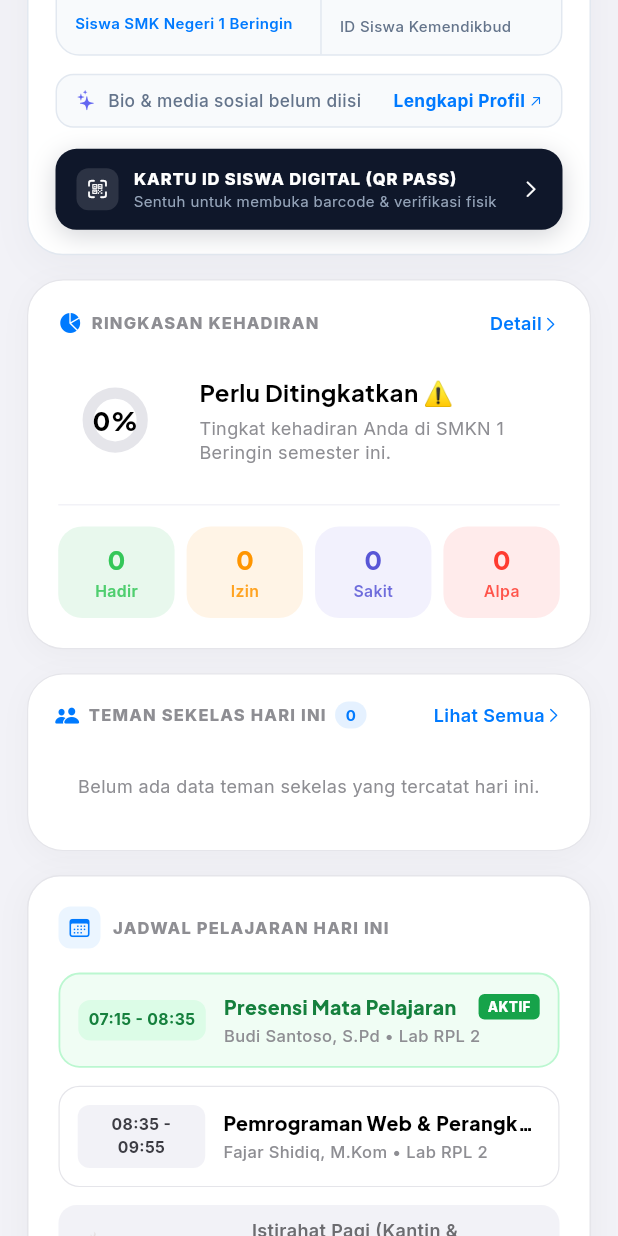
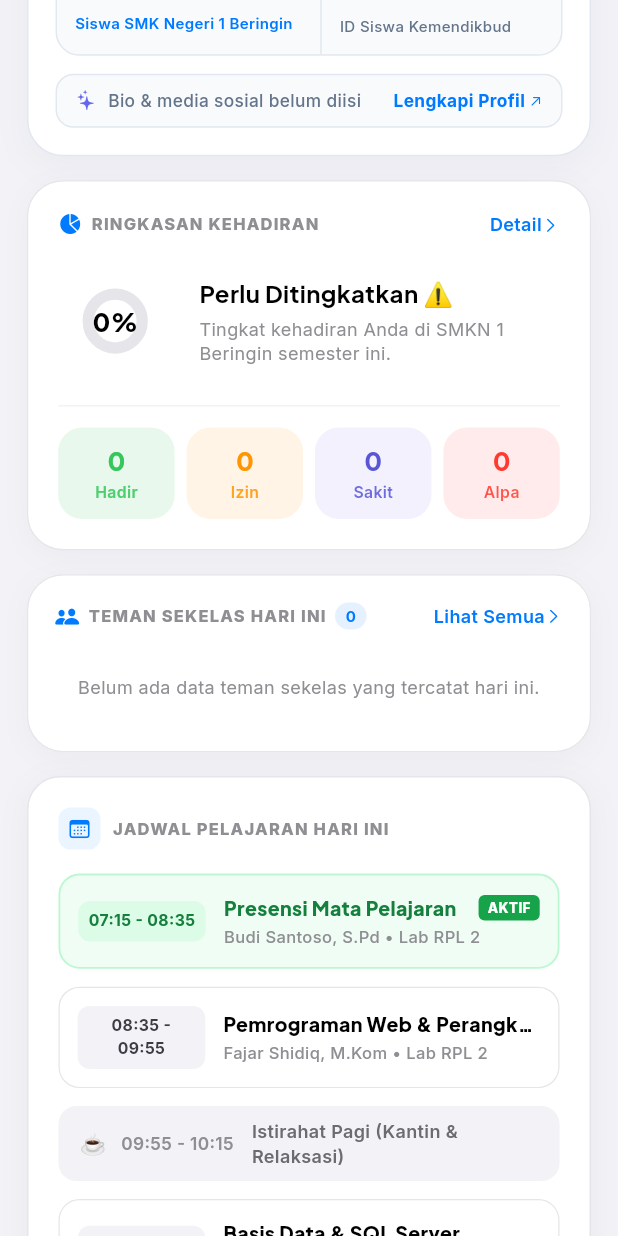
Before and after one commit to DIMASAHNAF/presensi-digital-mobile, a Flutter app: the BerandaTab widget shown alone on an empty page, opened directly with empty values, scrolled down 576 dp, on a phone screen of 412 x 824 dp. Run offline on Flutter 3.47's test engine with Material 3 defaults, Android fonts, the phone set to English and light mode, and no system bars; drawn by our look-alikes of flutter_animate; our stand-ins replace camera, geolocator, google_fonts, image_picker, shared_preferences; accounts and stored records are empty; network calls fail.

Commit message:
fix(workflow): remove QR code and pass hallucinations, align 100% to Face ID biometric attendance flow

```diff
--- a/lib/features/dashboard/tabs/beranda_tab.dart
+++ b/lib/features/dashboard/tabs/beranda_tab.dart
@@ -22,7 +22,6 @@ class BerandaTab extends StatefulWidget {
   final GeofenceResult? geofenceResult;
   final String currentTimeWIB;
   final VoidCallback onOpenScanner;
-  final VoidCallback onOpenStudentCard;
   final VoidCallback onOpenIzinSakit;
   final VoidCallback onOpenRekap;
   final VoidCallback onOpenKehadiran;
@@ -35,7 +34,6 @@ class BerandaTab extends StatefulWidget {
     required this.geofenceResult,
     required this.currentTimeWIB,
     required this.onOpenScanner,
-    required this.onOpenStudentCard,
     required this.onOpenIzinSakit,
     required this.onOpenRekap,
     required this.onOpenKehadiran,
@@ -550,13 +548,6 @@ class _BerandaTabState extends State<BerandaTab> {
         ),
         const SizedBox(width: 10),
         _buildActionTile(
-          icon: CupertinoIcons.qrcode,
-          label: 'QR ID Siswa',
-          gradientColors: [const Color(0xFF5856D6), const Color(0xFF3634A3)],
-          onTap: widget.onOpenStudentCard,
-        ),
-        const SizedBox(width: 10),
-        _buildActionTile(
           icon: CupertinoIcons.doc_plaintext,
           label: 'Izin / Sakit',
           gradientColors: [const Color(0xFFFF9500), const Color(0xFFCC7700)],
@@ -565,7 +556,7 @@ class _BerandaTabState extends State<BerandaTab> {
         const SizedBox(width: 10),
         _buildActionTile(
           icon: CupertinoIcons.chart_bar_alt_fill,
-          label: 'Rekap',
+          label: 'Rekap Presensi',
           gradientColors: [const Color(0xFF30B0C7), const Color(0xFF008299)],
           onTap: widget.onOpenRekap,
         ),
@@ -1304,75 +1295,7 @@ class _BerandaTabState extends State<BerandaTab> {
                     ),
                   ),
 
-                const SizedBox(height: 14),
-
-                // ── 5. Enterprise NFC / QR Digital Pass Trigger (Shadcn Dark Variant) ──
-                GestureDetector(
-                  onTap: widget.onOpenStudentCard,
-                  behavior: HitTestBehavior.opaque,
-                  child: Container(
-                    padding: const EdgeInsets.symmetric(horizontal: 14, vertical: 12),
-                    decoration: BoxDecoration(
-                      color: const Color(0xFF0F172A), // Slate 900
-                      borderRadius: BorderRadius.circular(14),
-                      boxShadow: [
-                        BoxShadow(
-                          color: const Color(0xFF0F172A).withOpacity(0.18),
-                          blurRadius: 14,
-                          offset: const Offset(0, 4),
-                        ),
-                      ],
-                    ),
-                    child: Row(
-                      children: [
-                        Container(
-                          padding: const EdgeInsets.all(6),
-                          decoration: BoxDecoration(
-                            color: Colors.white.withOpacity(0.12),
-                            borderRadius: BorderRadius.circular(8),
-                          ),
-                          child: const Icon(
-                            CupertinoIcons.qrcode_viewfinder,
-                            color: Colors.white,
-                            size: 16,
-                          ),
-                        ),
-                        const SizedBox(width: 10),
-                        Expanded(
-                          child: Column(
-                            crossAxisAlignment: CrossAxisAlignment.start,
-                            children: [
-                              Text(
-                                'KARTU ID SISWA DIGITAL (QR PASS)',
-                                style: GoogleFonts.inter(
-                                  fontSize: 11,
-                                  fontWeight: FontWeight.w800,
-                                  color: Colors.white,
-                                  letterSpacing: 0.6,
-                                ),
-                              ),
-                              Text(
-                                'Sentuh untuk membuka barcode & verifikasi fisik',
-                                style: GoogleFonts.inter(
-                                  fontSize: 10,
-                                  fontWeight: FontWeight.w400,
-                                  color: const Color(0xFF94A3B8),
-                                ),
-                              ),
-                            ],
-                          ),
-                        ),
-                        const Icon(
-                          CupertinoIcons.chevron_right,
-                          color: Colors.white,
-                          size: 14,
-                        ),
-                      ],
-                    ),
-                  ),
-                ),
-
-                const SizedBox(height: 16),
+                const SizedBox(height: 18),
               ],
             ),
           ),
```
Also changed, not shown: lib/features/dashboard/dashboard_screen.dart (+0 -8 lines), lib/features/dashboard/dialogs/student_id_fullscreen_dialog.dart (deleted, +0 -313 lines).
